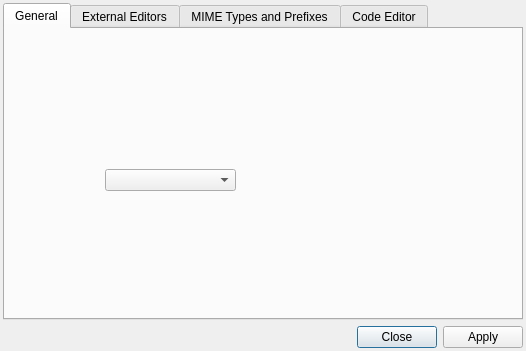
First picture: the form in dialogs/preferencesdialog.ui, repository enigma-dev/RadialGM, before the edit.
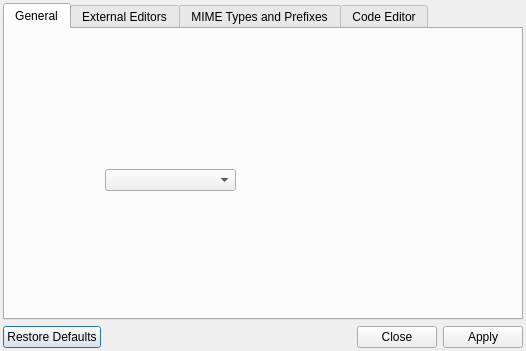
Second picture: the form after the edit.

Commit message:
Fixed Preferences Dialog
The apply button now works.

What changed in the file:
```diff
--- a/dialogs/preferencesdialog.ui
+++ b/dialogs/preferencesdialog.ui
@@ -69,7 +69,7 @@
       <enum>Qt::Horizontal</enum>
      </property>
      <property name="standardButtons">
-      <set>QDialogButtonBox::Apply|QDialogButtonBox::Close</set>
+      <set>QDialogButtonBox::Apply|QDialogButtonBox::Close|QDialogButtonBox::RestoreDefaults</set>
      </property>
     </widget>
    </item>
```
The commit also changes 4 other files.
